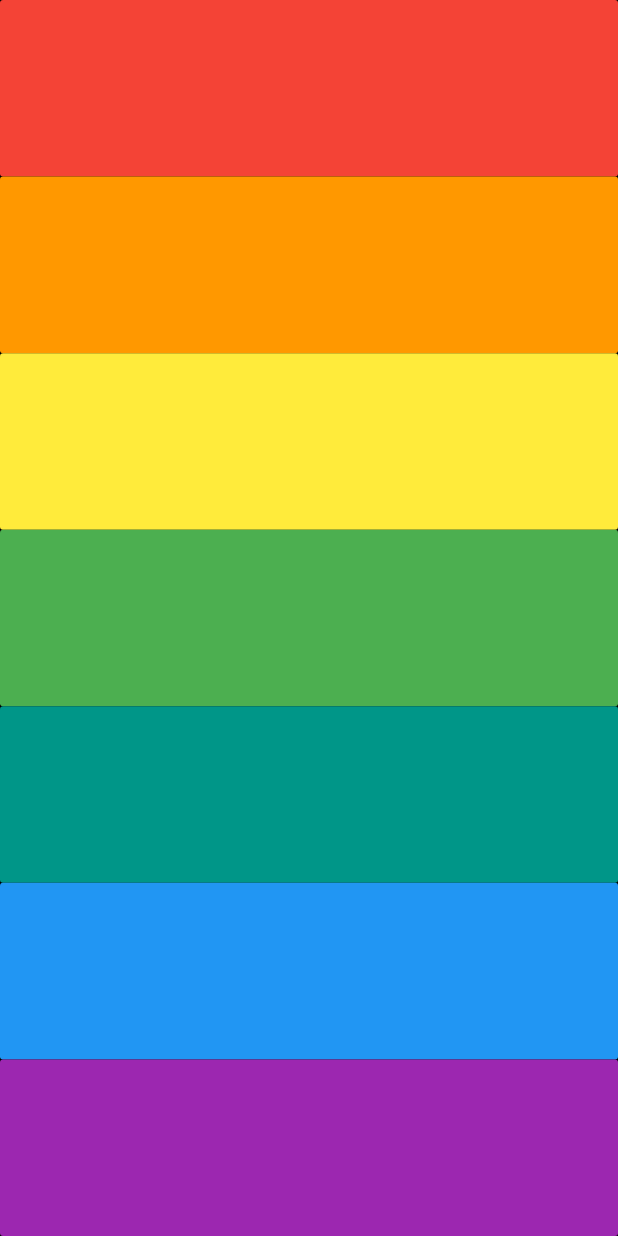
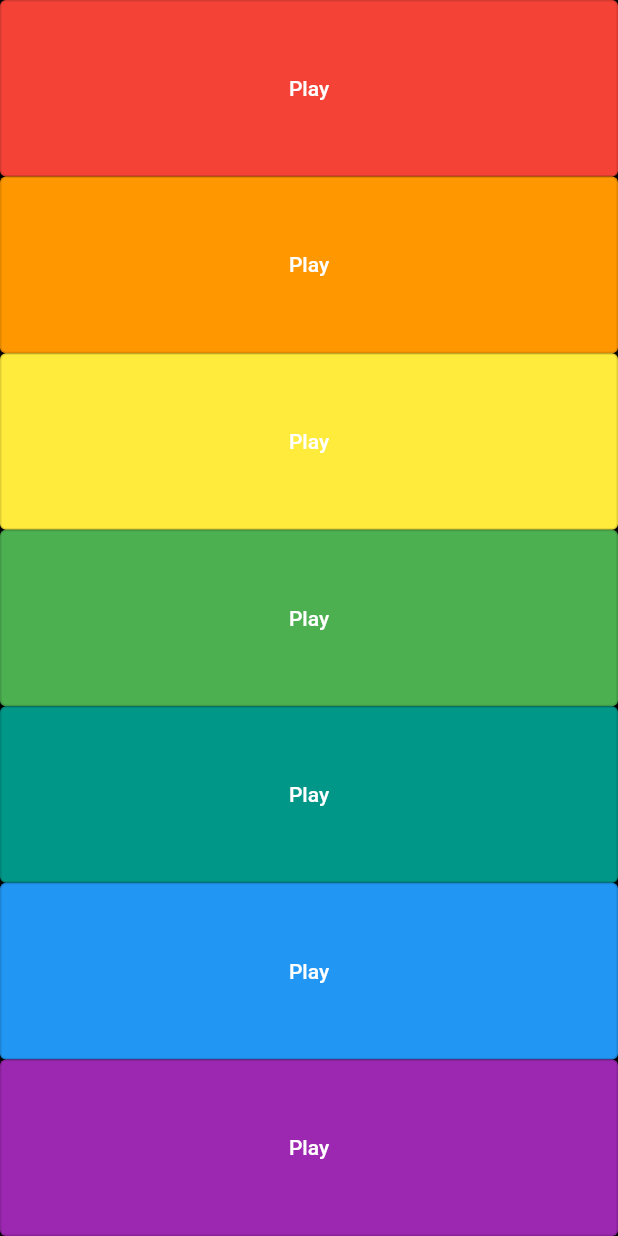
Before and after one commit to ipfans/flutter-bootcamp-with-dart-2021, a Flutter app: the screen it shows after launch, on a phone screen of 412 x 824 dp. Run offline on Flutter 3.47's test engine with Material 2 defaults, Android fonts, the light colour scheme and no system bars; our stand-ins replace audioplayers.

Commit message:
Use OutlinedButton

```diff
--- a/xylophone/lib/main.dart
+++ b/xylophone/lib/main.dart
@@ -17,12 +17,15 @@ class XylophoneApp extends StatelessWidget {
 
   Widget buildKey(int soundNumber, Color color) {
     return Expanded(
-      child: FlatButton(
-        onPressed: () {
-          playsound(soundNumber);
-        },
-        color: color,
-      ),
+      child: OutlinedButton(
+          onPressed: () {
+            playsound(soundNumber);
+          },
+          child: Text('Play'),
+          style: OutlinedButton.styleFrom(
+            primary: Colors.white,
+            backgroundColor: color,
+          )),
     );
   }
 
```
